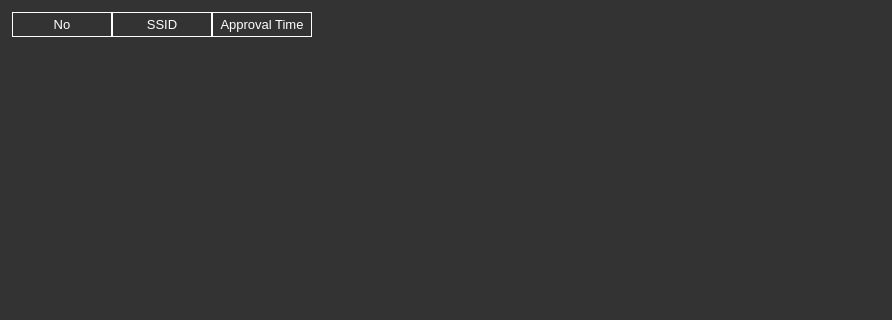
Qt form ui/departurecontrol.ui (SUV-Olympiad/SUV-GCS) before a commit; both pictures show x 0 to 892 and y 0 to 320 of the 986 by 597 pixel window.
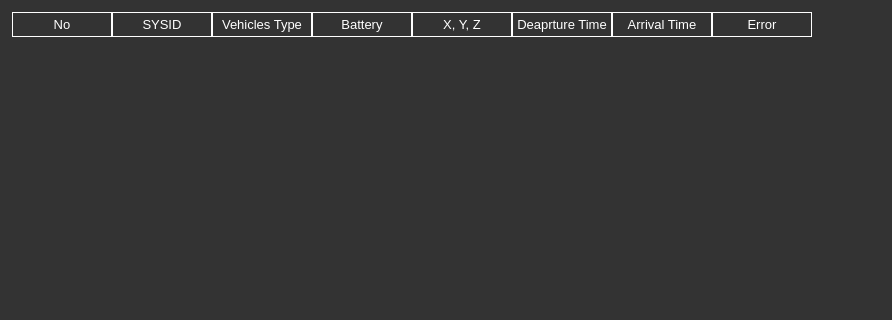
The same form after that commit.

Commit message: Change showing vehicle information

Patch:
```diff
--- a/ui/departurecontrol.ui
+++ b/ui/departurecontrol.ui
@@ -48,12 +48,37 @@
      </column>
      <column>
       <property name="text">
-       <string>SSID</string>
+       <string>SYSID</string>
       </property>
      </column>
      <column>
       <property name="text">
-       <string>Approval Time</string>
+       <string>Vehicles Type</string>
+      </property>
+     </column>
+     <column>
+      <property name="text">
+       <string>Battery</string>
+      </property>
+     </column>
+     <column>
+      <property name="text">
+       <string>X, Y, Z</string>
+      </property>
+     </column>
+     <column>
+      <property name="text">
+       <string>Deaprture Time</string>
+      </property>
+     </column>
+     <column>
+      <property name="text">
+       <string>Arrival Time</string>
+      </property>
+     </column>
+     <column>
+      <property name="text">
+       <string>Error</string>
       </property>
      </column>
     </widget>
```
The commit also changes 5 other files.
